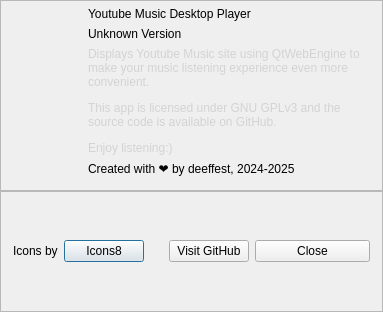
First picture: the form in core/ui/about_dialog.ui, repository deeffest/Youtube-Music-Desktop-Player, before the edit.
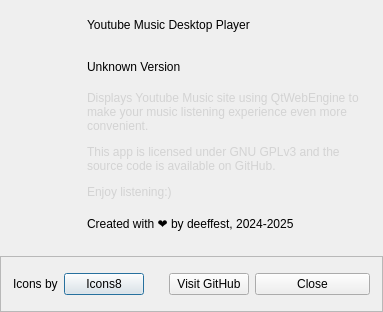
Second picture: the form after the edit. Custom widgets are drawn as their Qt base class.

The edit to the form file:
```diff
--- a/core/ui/about_dialog.ui
+++ b/core/ui/about_dialog.ui
@@ -38,7 +38,7 @@
    <item>
     <widget class="QFrame" name="frame">
      <property name="frameShape">
-      <enum>QFrame::StyledPanel</enum>
+      <enum>QFrame::NoFrame</enum>
      </property>
      <property name="frameShadow">
       <enum>QFrame::Raised</enum>
@@ -57,14 +57,14 @@
        <number>0</number>
       </property>
       <item>
-       <layout class="QHBoxLayout" name="horizontalLayout">
+       <layout class="QVBoxLayout" name="verticalLayout_4">
         <property name="leftMargin">
          <number>6</number>
         </property>
         <property name="topMargin">
          <number>9</number>
         </property>
-        <item alignment="Qt::AlignTop">
+        <item>
          <widget class="QLabel" name="label">
           <property name="minimumSize">
            <size>
@@ -86,6 +86,19 @@
           </property>
          </widget>
         </item>
+        <item>
+         <spacer name="verticalSpacer">
+          <property name="orientation">
+           <enum>Qt::Vertical</enum>
+          </property>
+          <property name="sizeHint" stdset="0">
+           <size>
+            <width>20</width>
+            <height>40</height>
+           </size>
+          </property>
+         </spacer>
+        </item>
        </layout>
       </item>
       <item>
```
